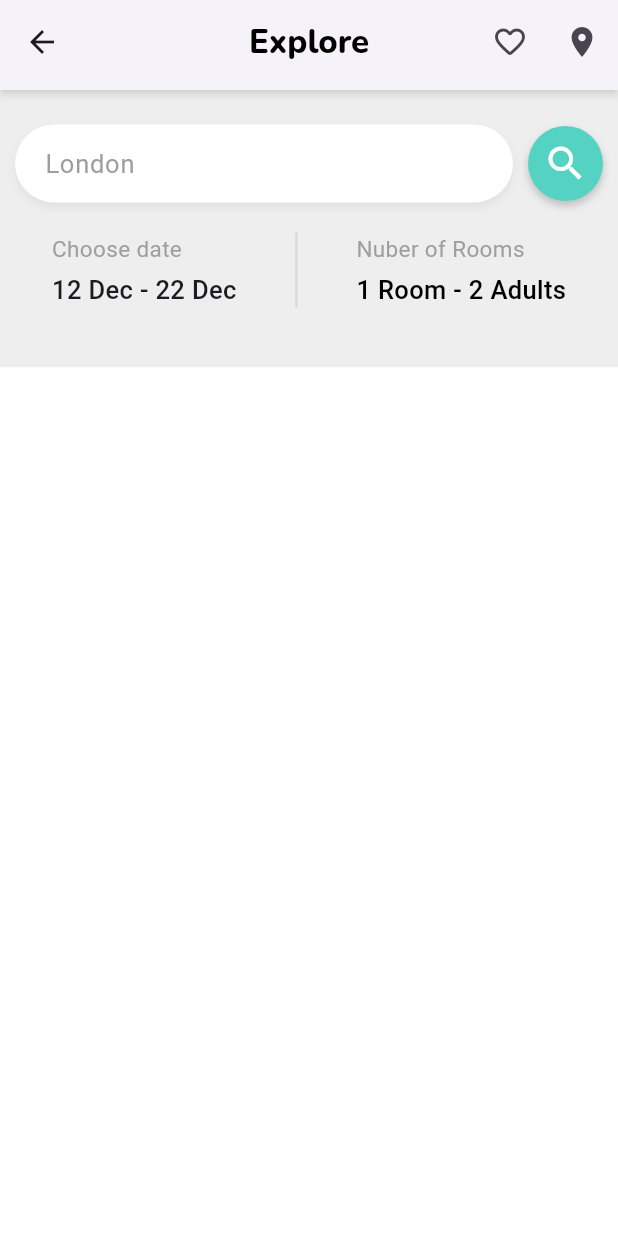
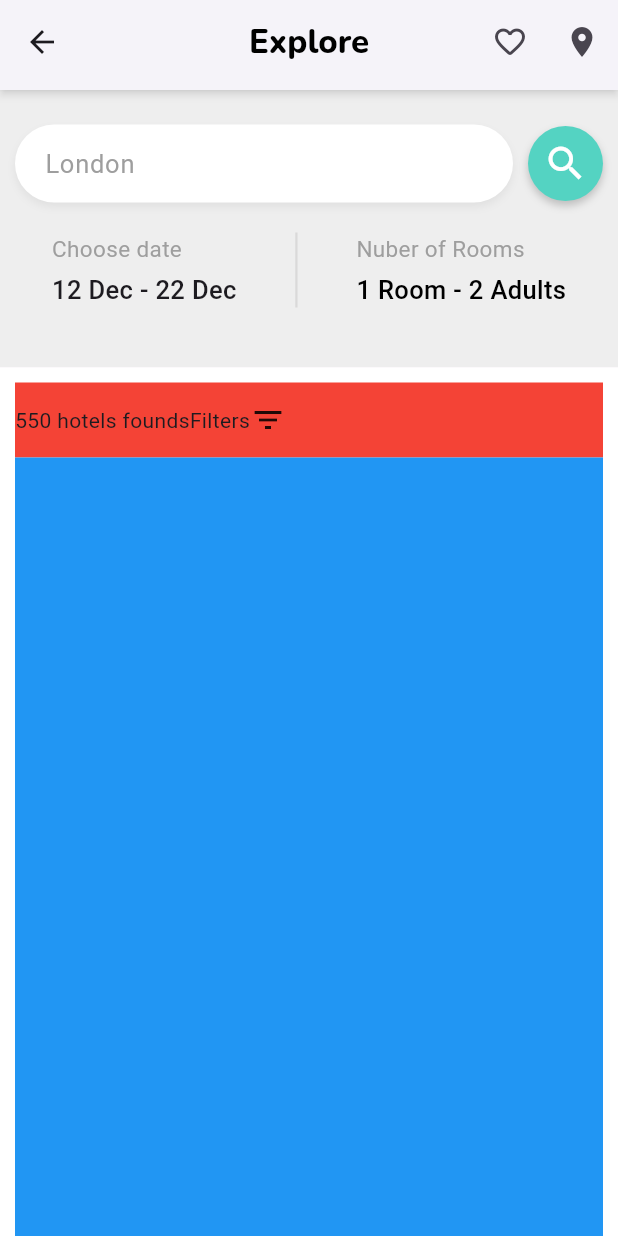
Before and after one commit to OlivianoFanou/tuto_flutter_hotel, a Flutter app: the screen it shows after launch, on a phone screen of 412 x 824 dp. Run offline on Flutter 3.47's test engine with Material 3 defaults, Android fonts, the light colour scheme and no system bars; our stand-ins replace google_fonts.

Commit message:
début de création de la Hotel section

```diff
--- a/lib/home.dart
+++ b/lib/home.dart
@@ -40,7 +40,7 @@ class MyCustomAppBarr extends StatelessWidget implements PreferredSizeWidget {
     return AppBar(
       backgroundColor: Colors.white,
       elevation: 2.0,
-      shadowColor: Color.fromARGB(255, 255, 255, 255),
+      shadowColor: const Color.fromARGB(255, 255, 255, 255),
       leading: IconButton(
         onPressed: () {},
         icon: const Icon(Icons.arrow_back),
@@ -154,7 +154,7 @@ class SearchSection extends StatelessWidget {
               Container(
                 height: 50,
                 width: 1.5,
-                color: Color.fromARGB(255, 218, 217, 217),
+                color: const Color.fromARGB(255, 218, 217, 217),
               ),
               Container(
                 padding: const EdgeInsets.all(10),
@@ -191,8 +191,31 @@ class HotelSection extends StatelessWidget {
   @override
   Widget build(BuildContext context) {
     return Container(
-      height: 1000,
-      color: const Color.fromARGB(255, 255, 255, 255),
+      padding: const EdgeInsets.all(10),
+      color: Colors.white,
+      child: Column(
+        children: [
+          Container(
+            height: 50,
+            color: Colors.red,
+            child: const Row(
+              children: [
+                Text("550 hotels founds"),
+                Row(
+                  children: [
+                    Text("Filters"),
+                    Icon(Icons.filter_list),
+                  ],
+                ),
+              ],
+            ),
+          ),
+          Container(
+            height: 1000,
+            color: Colors.blue,
+          )
+        ],
+      ),
     );
   }
 }
```
